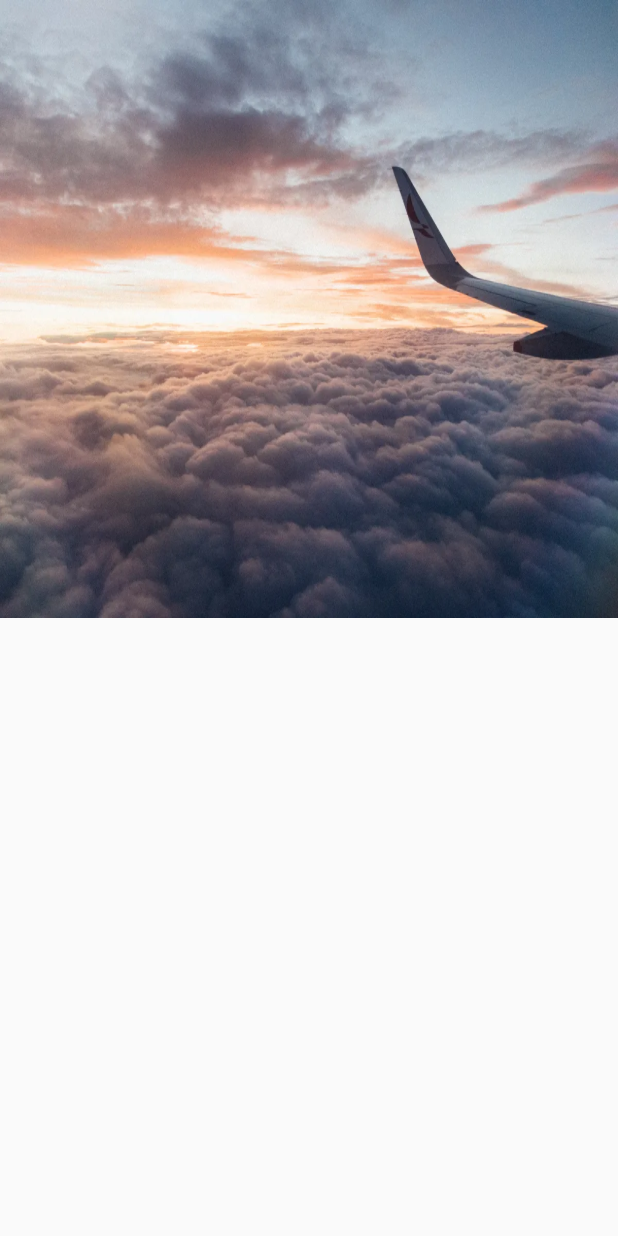
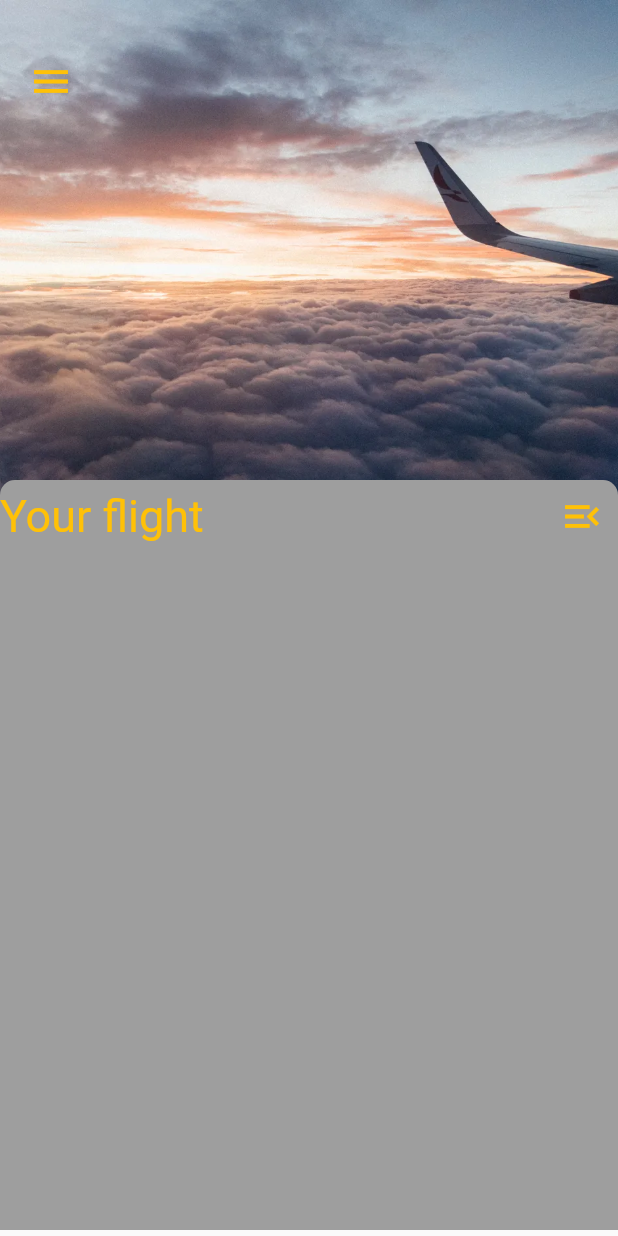
Before and after one commit to home-22/booking_app, a Flutter app: the screen it shows after launch, on a phone screen of 412 x 824 dp. Run offline on Flutter 3.47's test engine with Material 2 defaults, Android fonts, the phone set to English and light mode, and no system bars.

Commit message:
booking_app

```diff
--- a/lib/screens/home_screen.dart
+++ b/lib/screens/home_screen.dart
@@ -13,28 +13,76 @@ class _HomeScreenState extends State<HomeScreen> {
   @override
   Widget build(BuildContext context) {
     return Scaffold(
-      body: Column(
+      body: Container(
+        width: double.maxFinite,
+        height: double.maxFinite,
+        child: Stack(
           children: [
-          Expanded(
+            Positioned(
+              left: 0,
+              right: 0,
               child: Container(
-              height: double.infinity,
-              width: double.infinity,
+                width: double.maxFinite,
+                height: 350,
                 decoration: BoxDecoration(
                   image: DecorationImage(
-                    image: AssetImage('images/home.png'), fit: BoxFit.fill),
+                      image: AssetImage('images/home.png'), fit: BoxFit.cover),
                 ),
               ),
             ),
-          Expanded(
+            Positioned(
+              left: 10,
+              top: 30,
               child: Row(
-              crossAxisAlignment: CrossAxisAlignment.start,
                 children: [
-                Container(),
+                  IconButton(
+                      onPressed: () {},
+                      icon: Icon(
+                        Icons.menu,
+                        color: Colors.amber,
+                        size: 30,
+                      ))
                 ],
+              ),
+            ),
+            Positioned(
+              top: 320,
+              child: Container(
+                width: MediaQuery.of(context).size.width,
+                height: 500,
+                decoration: BoxDecoration(
+                  color: Colors.grey[500],
+                  borderRadius: const BorderRadius.only(
+                    topLeft: Radius.circular(10),
+                    topRight: Radius.circular(10),
+                  ),
+                ),
+                child: Column(
+                  children: [
+                    Row(
+                      mainAxisAlignment: MainAxisAlignment.spaceBetween,
+                      children: [
+                        const Text(
+                          'Your flight',
+                          style: TextStyle(fontSize: 30, color: Colors.amber),
+                        ),
+                        IconButton(
+                          onPressed: () {},
+                          icon: const Icon(
+                            Icons.menu_open_outlined,
+                            size: 30,
+                            color: Colors.amber,
+                          ),
+                        ),
+                      ],
+                    )
+                  ],
+                ),
               ),
             ),
           ],
         ),
+      ),
     );
   }
 }
```
Lines whose indentation alone changed are shown as unchanged.
